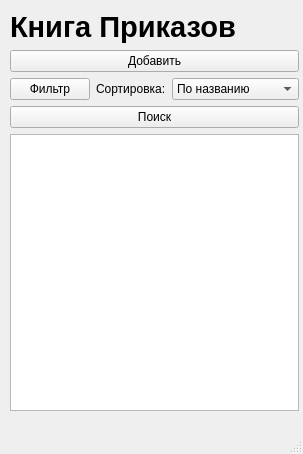
f1rsov08/BestProject, file ui-files/mainWidget.ui: the form before one commit.
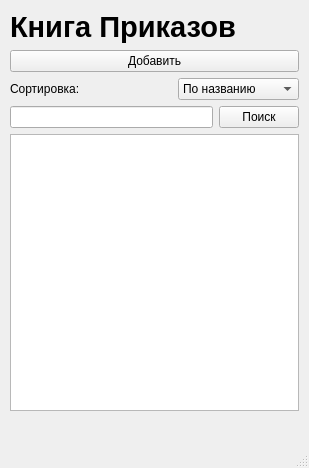
The form after the commit.

Commit message: Убрана кнопка фильтра, добавлена строка поиска

```diff
--- a/ui-files/mainWidget.ui
+++ b/ui-files/mainWidget.ui
@@ -6,8 +6,8 @@
    <rect>
     <x>0</x>
     <y>0</y>
-    <width>303</width>
-    <height>454</height>
+    <width>309</width>
+    <height>468</height>
    </rect>
   </property>
   <property name="windowTitle">
@@ -40,13 +40,6 @@
      </item>
      <item>
       <layout class="QHBoxLayout" name="horizontalLayout">
-       <item>
-        <widget class="QPushButton" name="filterButton">
-         <property name="text">
-          <string>Фильтр</string>
-         </property>
-        </widget>
-       </item>
        <item>
         <widget class="QLabel" name="sortLabel">
          <property name="text">
@@ -54,6 +47,19 @@
          </property>
         </widget>
        </item>
+       <item>
+        <spacer name="horizontalSpacer">
+         <property name="orientation">
+          <enum>Qt::Horizontal</enum>
+         </property>
+         <property name="sizeHint" stdset="0">
+          <size>
+           <width>40</width>
+           <height>20</height>
+          </size>
+         </property>
+        </spacer>
+       </item>
        <item>
         <widget class="QComboBox" name="comboBox">
          <item>
@@ -61,11 +67,6 @@
            <string>По названию</string>
           </property>
          </item>
-         <item>
-          <property name="text">
-           <string>По организации</string>
-          </property>
-         </item>
          <item>
           <property name="text">
            <string>По дате</string>
@@ -73,7 +74,27 @@
          </item>
          <item>
           <property name="text">
-           <string>По приказывающему</string>
+           <string>По номеру</string>
+          </property>
+         </item>
+         <item>
+          <property name="text">
+           <string>По организации</string>
+          </property>
+         </item>
+         <item>
+          <property name="text">
+           <string>По заголовку</string>
+          </property>
+         </item>
+         <item>
+          <property name="text">
+           <string>По основанию</string>
+          </property>
+         </item>
+         <item>
+          <property name="text">
+           <string>По тексту</string>
           </property>
          </item>
         </widget>
@@ -81,11 +102,18 @@
       </layout>
      </item>
      <item>
-      <widget class="QPushButton" name="searchButton">
-       <property name="text">
-        <string>Поиск</string>
-       </property>
-      </widget>
+      <layout class="QHBoxLayout" name="horizontalLayout_2">
+       <item>
+        <widget class="QLineEdit" name="search"/>
+       </item>
+       <item>
+        <widget class="QPushButton" name="searchButton">
+         <property name="text">
+          <string>Поиск</string>
+         </property>
+        </widget>
+       </item>
+      </layout>
      </item>
      <item>
       <widget class="QListWidget" name="listWidget"/>
@@ -98,7 +126,7 @@
     <rect>
      <x>0</x>
      <y>0</y>
-     <width>303</width>
+     <width>309</width>
      <height>21</height>
     </rect>
    </property>
```
